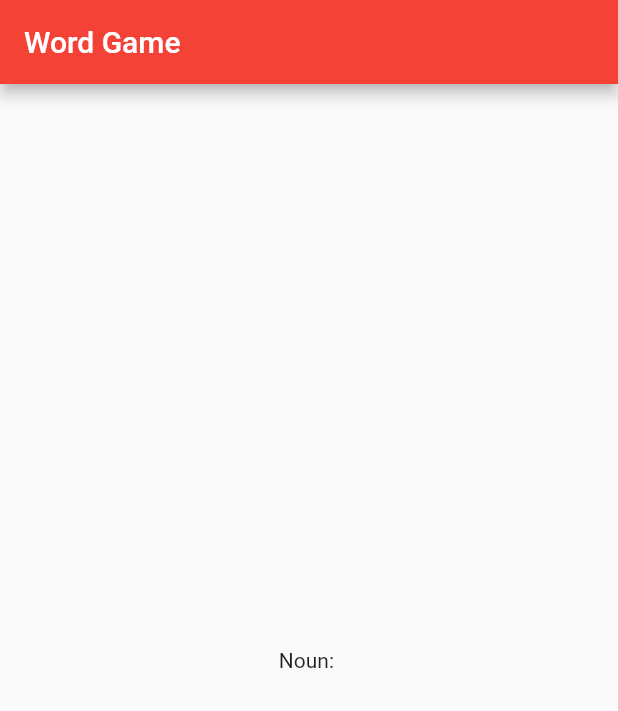
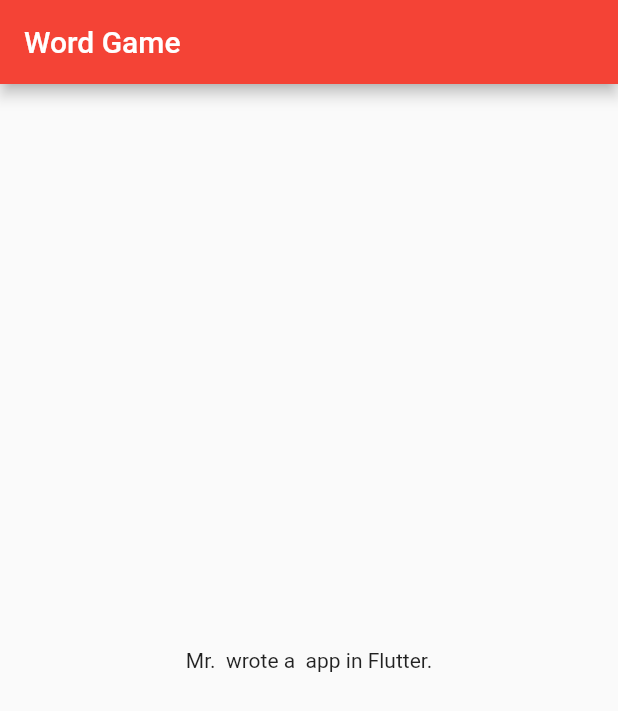
Before and after one commit to dylan-cm/tut.word.game.flutter.app, a Flutter app: the screen it shows after launch, on a phone screen of 412 x 824 dp. Shown: the top 711 px of the screen. Run offline on Flutter 3.47's test engine with Material 2 defaults, Android fonts, the phone set to English and light mode, and no system bars; missing offline and left inert: random_words.

Commit message:
Adding madlib feature

```diff
--- a/lib/src/app.dart
+++ b/lib/src/app.dart
@@ -1,12 +1,13 @@
 import 'package:flutter/material.dart';
 import 'screens/random_noun.dart';
+import 'screens/mad_lib.dart';
 
 class App extends StatelessWidget {
   Widget build (BuildContext context){
     return MaterialApp(
       title: 'Word Game',
       theme: ThemeData(primarySwatch: Colors.red),
-      home: RandomNoun(),
+      home: MadLib(),
     );
   }
 }
--- /dev/null
+++ b/lib/src/screens/mad_lib.dart
@@ -0,0 +1,20 @@
+import 'package:flutter/material.dart';
+import 'package:random_words/random_words.dart';
+
+class MadLib extends StatelessWidget{
+  final noun = WordNoun.random();
+  final adjective = WordAdjective.random();
+
+  Widget build (BuildContext context){
+    return Scaffold(
+        appBar: AppBar(
+          title: Text("Word Game"),
+        ),
+        body: Center(
+          child: Text(
+            'Mr. ${noun.asCapitalized} wrote a $adjective app in Flutter.'
+          ),
+        ),
+      );
+  }
+}
```
